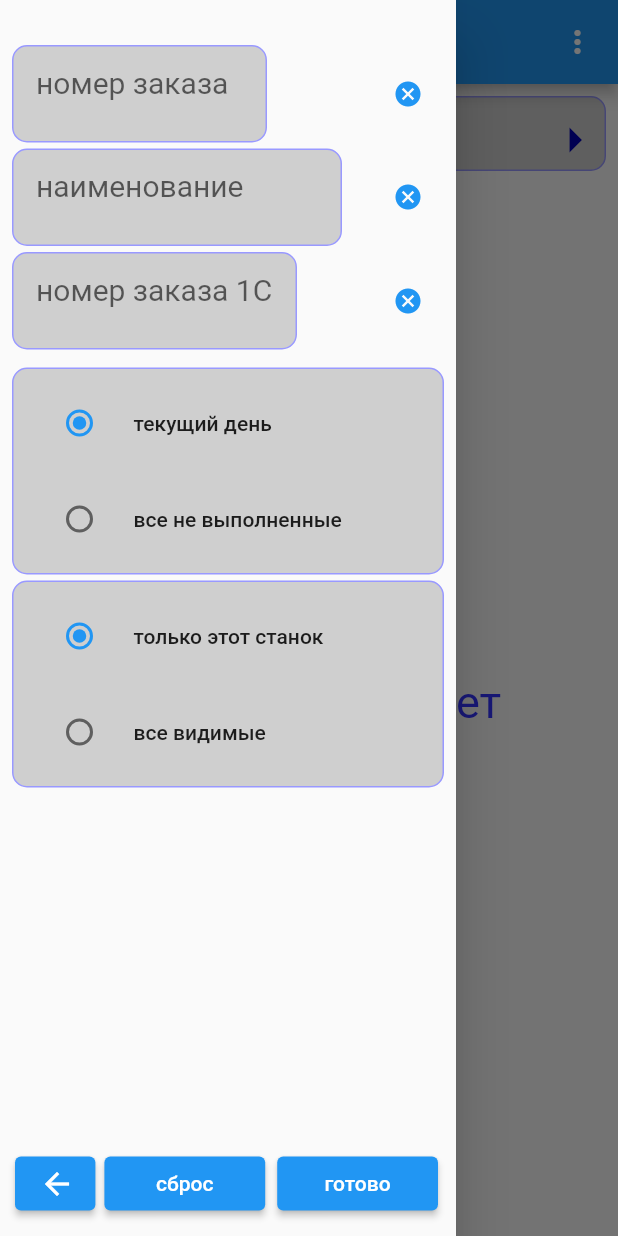
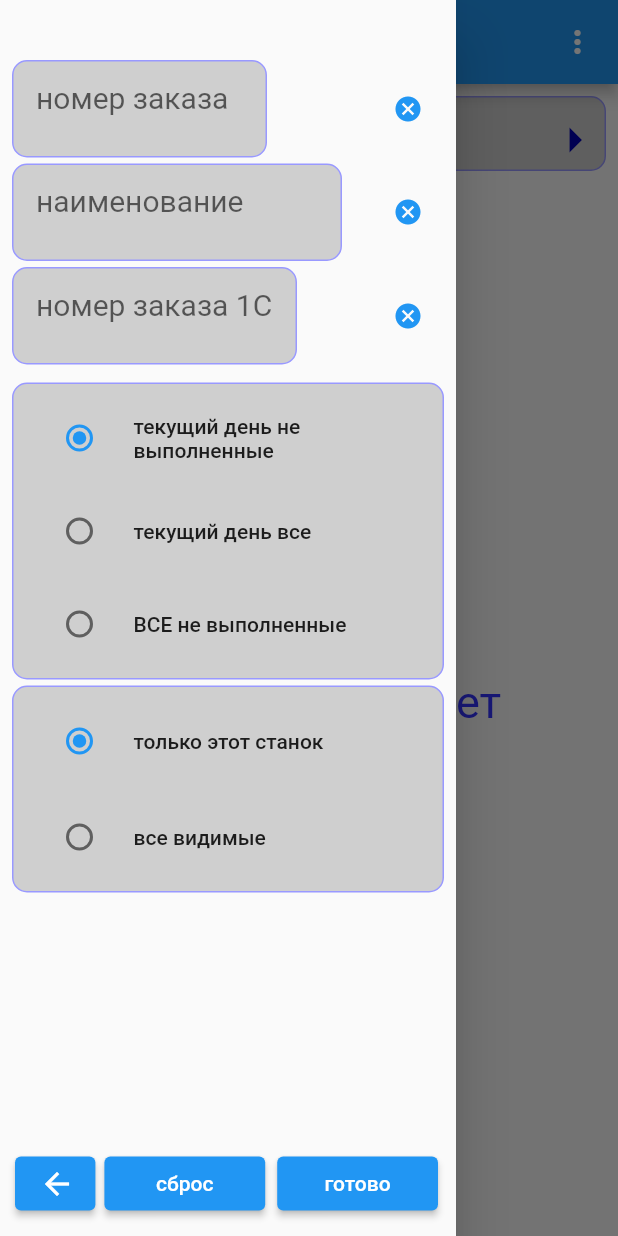
Before and after one commit to andrrewgwinta/dackservice, a Flutter app: the OrderOverview screen opened by its route, with the side drawer open, on a phone screen of 412 x 824 dp. Run offline on Flutter 3.47's test engine with Material 2 defaults, Android fonts, the phone set to English and light mode, and no system bars; our stand-ins replace flutter_keyboard_visibility, font_awesome_flutter, shared_preferences; accounts and stored records are empty; network calls fail.

Commit message:
alpha 0.2

```diff
--- a/lib/globals.dart
+++ b/lib/globals.dart
@@ -15,7 +15,7 @@ String machineName ='';
 
 //filter information
 DateTime filterDate = DateTime.now();
-FilterDateType fltDateType = FilterDateType.fdtOneDay;
+FilterDateType fltDateType = FilterDateType.fdtOneDayNoDone;
 String fltOrdNum='';
 String fltOrdPerson='';
 String fltOrdNum1C='';
--- a/lib/providers/ordservice.dart
+++ b/lib/providers/ordservice.dart
@@ -99,7 +99,7 @@ class OrdServices with ChangeNotifier {
     final Map<String, dynamic> queryParam = API.filterToJson;
     final String queryString = Uri(queryParameters: queryParam).query;
     final url = Uri.parse('${API.prefixURL}get_ordservises.php?$queryString');
-    print(url);
+    //print(url);
     try {
       final response = await http.get(
         url,
--- a/lib/providers/session.dart
+++ b/lib/providers/session.dart
@@ -52,7 +52,7 @@ class Session with ChangeNotifier {
   }
 
   void setDefaultFilter() {
-    global.fltDateType = FilterDateType.fdtOneDay;
+    global.fltDateType = FilterDateType.fdtOneDayNoDone;
     global.fltOrdNum = '';
     global.fltOrdPerson = '';
     global.fltOrdNum1C = '';
--- a/lib/screens/order_overview.dart
+++ b/lib/screens/order_overview.dart
@@ -1,6 +1,5 @@
 import 'package:flutter/material.dart';
 import 'package:font_awesome_flutter/font_awesome_flutter.dart';
-import 'package:intl/intl.dart';
 import 'package:provider/provider.dart';
 
 import '../globals.dart' as global;
@@ -28,11 +27,8 @@ class _OrderOverviewState extends State<OrderOverview> {
 
   @override
   Widget build(BuildContext context) {
-    print('rebuild main page');
 
     void changeMachine(String value) {
-      print('in chamge Machine');
-      //TODO
       setState(() {
         global.machineId = value;
         global.machineName = Provider.of<Machines>(context, listen: false)
@@ -189,7 +185,7 @@ class OrderList extends StatefulWidget {
 class _OrderListState extends State<OrderList> {
   @override
   Widget build(BuildContext context) {
-    print('rebuild Order list');
+
     return FutureBuilder(
         future:
         Provider.of<OrdServices>(context, listen: false).loadOrdServices(),
--- a/lib/utilities.dart
+++ b/lib/utilities.dart
@@ -1,11 +1,7 @@
 import 'package:flutter/material.dart';
-import 'package:provider/provider.dart';
 import 'package:intl/intl.dart';
 
 import './globals.dart' as global;
-import '../providers/machines.dart';
-import '../providers/session.dart';
-import '../providers/users.dart';
 import '../widgets/dialog_single_choice.dart';
 
 const kDackGray = Color.fromRGBO(154, 152, 162, 1);
@@ -15,16 +11,22 @@ const kDackGreen3 = Color.fromRGBO(150, 190, 69, 1);
 const kDackGreenLight = Color.fromRGBO(174, 208, 110, 1);
 
 const kFieldBackGroud = Color(0xFFcfcfcf);
+const kDialogBackGround = Color(0xFFddddff);
 const kFieldBorder = Color(0xFF9999ff);
 const kFieldText = Color(0xFF3333ff);
 //const kFieldLabelText = Color(0xFF8080ff);
 const kFieldLabelText = Color(0xFF0000ff);
 const kIconColor = Color(0xFF0000b3);
 const kShapeBorder = RoundedRectangleBorder(
-    borderRadius: BorderRadius.all(Radius.circular(10.0)));
+    side: BorderSide(color:Colors.blueGrey, width: 1),
+    borderRadius: BorderRadius.all(Radius.circular(15.0)));
+const kDialogElevation = 24.0;
 
-enum
-FilterDateType {fdtOneDay,fdtAllNoDone,}
+enum FilterDateType {
+  fdtOneDayNoDone,
+  fdtOneDayAll,
+  fdtAllNoDone,
+}
 
 enum FilterMachineType {
   fmtOnlyCurrent,
@@ -34,15 +36,13 @@ enum FilterMachineType {
 enum ChoiseType {
   ctMachine,
   ctUser,
-  ctMachineByUser
+  ctMachineByUser,
 }
-
 
 class API {
   API() : super();
 
-  static Map<String, dynamic> get filterToJson =>
-      {
+  static Map<String, dynamic> get filterToJson => {
         'fltOrdNum': global.fltOrdNum,
         'fltOrdPerson': global.fltOrdPerson,
         'fltOrdNum1c': global.fltOrdNum1C,
@@ -60,14 +60,13 @@ class API {
       return 'http://${global.serverName}/dack/';
     }
   }
-  static BoxDecoration kOrdArticleDecoration (){
+
+  static BoxDecoration kOrdArticleDecoration() {
     return BoxDecoration(
         border: Border.all(color: kFieldBorder, width: 1),
         color: kFieldBackGroud,
         borderRadius: BorderRadius.circular(10));
   }
-
-
 
   static BoxDecoration kBoxDecoration() {
     return BoxDecoration(
@@ -85,14 +84,13 @@ class API {
       enabledBorder: InputBorder.none,
       errorBorder: InputBorder.none,
       disabledBorder: InputBorder.none,
-      contentPadding: const EdgeInsets.only(
-          left: 15, bottom: 11, top: 11, right: 15),
+      contentPadding:
+          const EdgeInsets.only(left: 15, bottom: 11, top: 11, right: 15),
     );
   }
 
-  static choiseMachineDialog (BuildContext context, ChoiseType ct,
-      bool twicePop,
-      Function(String) clickOK)  {
+  static choiseMachineDialog(BuildContext context, ChoiseType ct, bool twicePop,
+      Function(String) clickOK) {
     showDialog(
       context: context,
       builder: (context) {
@@ -110,21 +108,22 @@ class API {
     if (global.machineId == '') {
       showDialog(
         context: context,
-        builder: (_) =>
-            AlertDialog(
+        builder: (_) => AlertDialog(
           title: const Text('А станок?'),
           content: const Text('Сначала необходимо выбрать станок'),
           actions: [
-                ElevatedButton(child: const Text('OK'), onPressed: () {
+            ElevatedButton(
+              child: const Text('OK'),
+              onPressed: () {
                 Navigator.of(context).pop();
-                },),
+              },
+            ),
           ],
-              elevation: 24.0,
-              //backgroundColor: Colors.blue,
+          elevation: kDialogElevation,
           shape: kShapeBorder,
-            ),);
-    }
-    else {
+        ),
+      );
+    } else {
       showDialog(
         context: context,
         builder: (context) {
@@ -171,7 +170,7 @@ class NsiRecord {
   late int npp;
   bool checked;
 
-  NsiRecord({this.id = '', this.name = '', this.npp=0, this.checked = false});
+  NsiRecord({this.id = '', this.name = '', this.npp = 0, this.checked = false});
 
   @override
   String toString() {
--- a/lib/widgets/dialog_single_choice.dart
+++ b/lib/widgets/dialog_single_choice.dart
@@ -35,8 +35,9 @@ class DialogSingleChoise extends StatelessWidget {
               : choiseType == ChoiseType.ctMachineByUser
                   ? 'станки для "${global.userName}"'
                   : ''),
-      shape: const RoundedRectangleBorder(
-          borderRadius: BorderRadius.all(Radius.circular(20.0))),
+      backgroundColor : kDialogBackGround,
+      shape: kShapeBorder,
+      elevation: kDialogElevation,
       children: [
         SizedBox(
           width: 300,
--- a/lib/widgets/filter_drawer.dart
+++ b/lib/widgets/filter_drawer.dart
@@ -22,7 +22,7 @@ class _FilterDrawerState extends State<FilterDrawer> {
     return Drawer(
       child: Padding(
         padding:
-        const EdgeInsets.only(left: 8.0, right: 8, bottom: 10, top: 30),
+        const EdgeInsets.only(left: 8.0, right: 8, bottom: 10, top: 40),
         child: Container(
           //color: Colors.red,
             child: Column(
@@ -38,9 +38,7 @@ class _FilterDrawerState extends State<FilterDrawer> {
                             label: 'номер заказа',
                             gap: 70,
                             onChanged: (String value) {
-                              print('in onChanged before ${global.fltOrdNum}');
                               global.fltOrdNum = value;
-                              print('in onChanged after ${global.fltOrdNum}');
                             },
                             onClear: () {
                               global.fltOrdNum = '';
--- a/lib/widgets/order_card_widget.dart
+++ b/lib/widgets/order_card_widget.dart
@@ -104,7 +104,7 @@ class _OrderCardState extends State<OrderCard> {
                                     ? '${DateFormat.yMMMd('ru').format(
                                     widget.service.datePlan)} ${widget.service
                                     .machineName}'
-                                    : widget.service.workersIdString,
+                                    : widget.service.atypeName,
                                 style: TextStyle(
                                     color: isAnother ? Colors.blue : Colors
                                         .black,
--- a/lib/widgets/radio_row.dart
+++ b/lib/widgets/radio_row.dart
@@ -25,18 +25,24 @@ class _RadioRowDateState extends State<RadioRowDate> {
   Widget build(BuildContext context) {
     return SizedBox(
       //color: Colors.yellow,
-      height: 120,
+      height: 180,
       child: Column(
         mainAxisAlignment: MainAxisAlignment.spaceBetween,
         children: [
           RadioListTile<FilterDateType>(
-            title: const Text('текущий день'),
-            value: FilterDateType.fdtOneDay,
+            title: const Text('текущий день не выполненные'),
+            value: FilterDateType.fdtOneDayNoDone,
             groupValue: widget.selectedValue,
             onChanged: onRadioClick,
           ),
           RadioListTile<FilterDateType>(
-            title: const Text('все не выполненные'),
+            title: const Text('текущий день все'),
+            value: FilterDateType.fdtOneDayAll,
+            groupValue: widget.selectedValue,
+            onChanged: onRadioClick,
+          ),
+          RadioListTile<FilterDateType>(
+            title: const Text('ВСЕ не выполненные'),
             value: FilterDateType.fdtAllNoDone,
             groupValue: widget.selectedValue,
             onChanged: onRadioClick,
```
Also changed, not shown: lib/widgets/dialog_worker_checked.dart (+8 -7 lines). Lines whose indentation alone changed are shown as unchanged.
